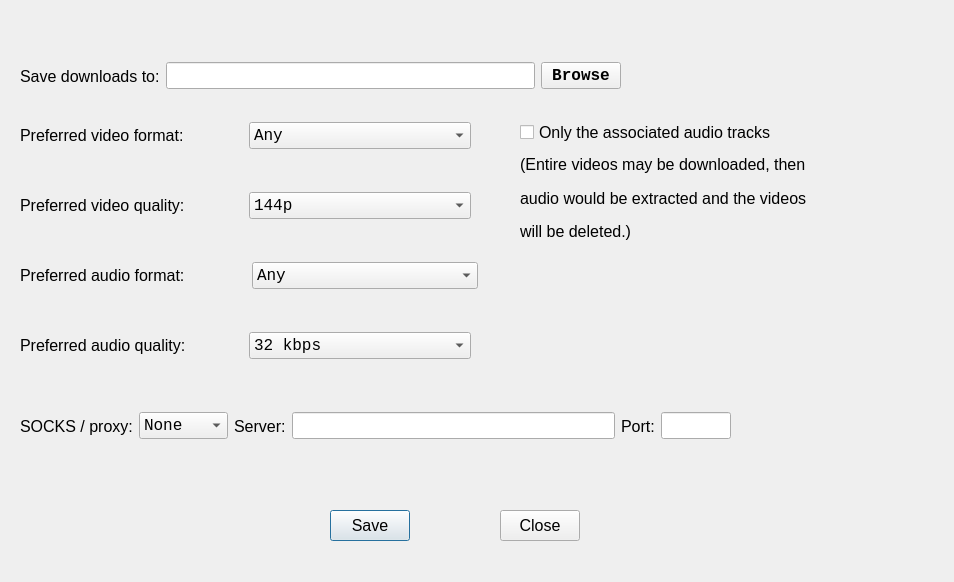
Qt form ui/settings.ui (hyperfield/yt-channel-downloader) before a commit.
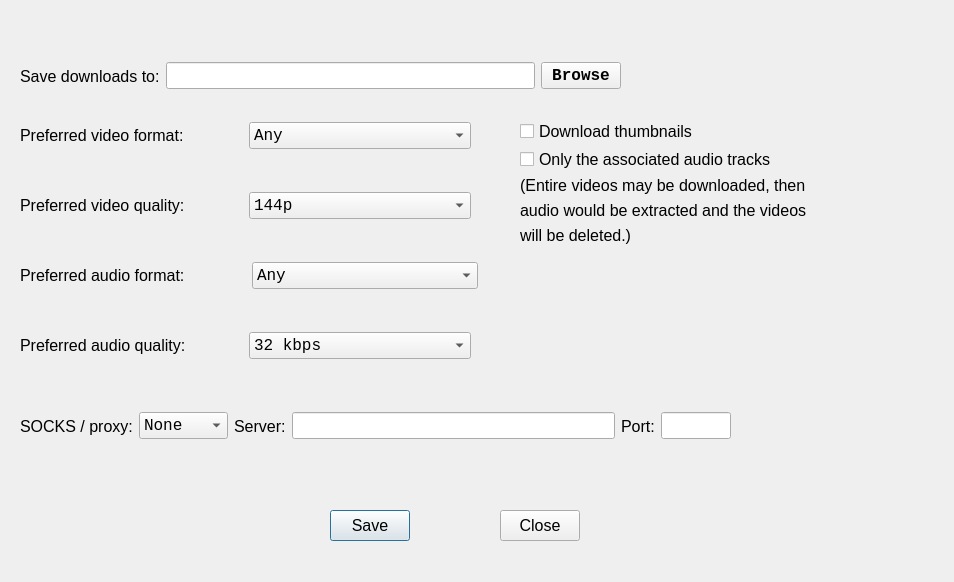
The same form after that commit.

Commit message: added option to download video thumbnails

The edit to the form file:
```diff
--- a/ui/settings.ui
+++ b/ui/settings.ui
@@ -467,6 +467,13 @@
     </rect>
    </property>
    <layout class="QVBoxLayout" name="verticalLayout">
+    <item>
+     <widget class="QCheckBox" name="check_download_thumbnails">
+      <property name="text">
+       <string>Download thumbnails</string>
+      </property>
+     </widget>
+    </item>
     <item>
      <widget class="QCheckBox" name="check_audio_only">
       <property name="text">
```
The commit also changes 5 other files.
